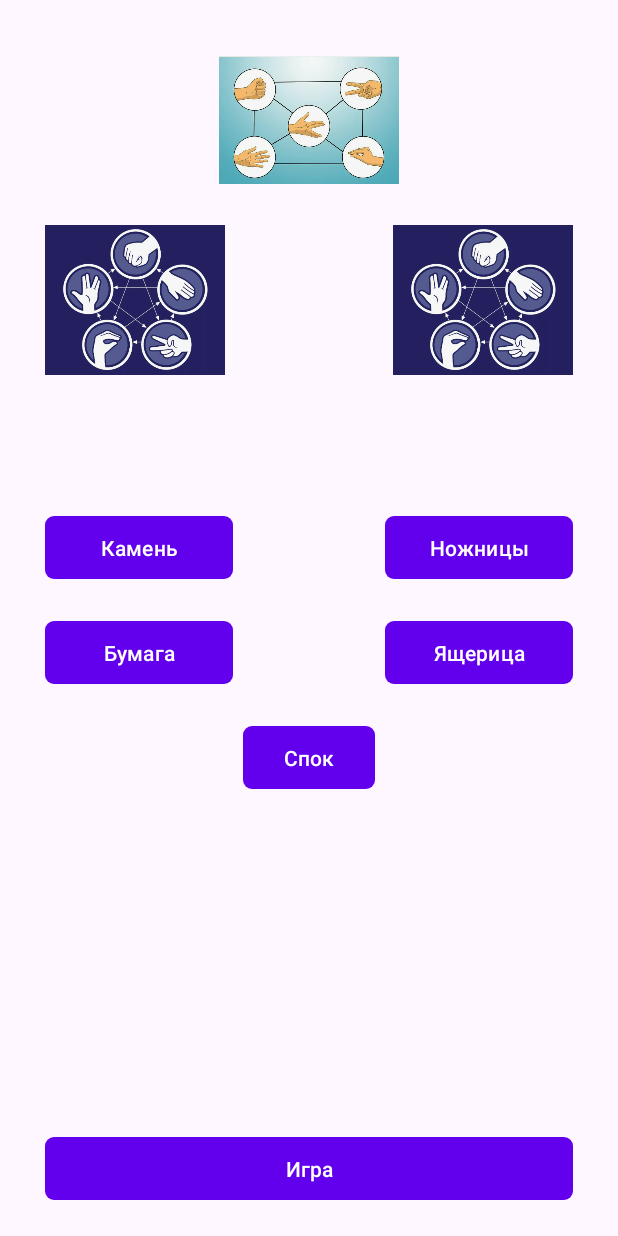
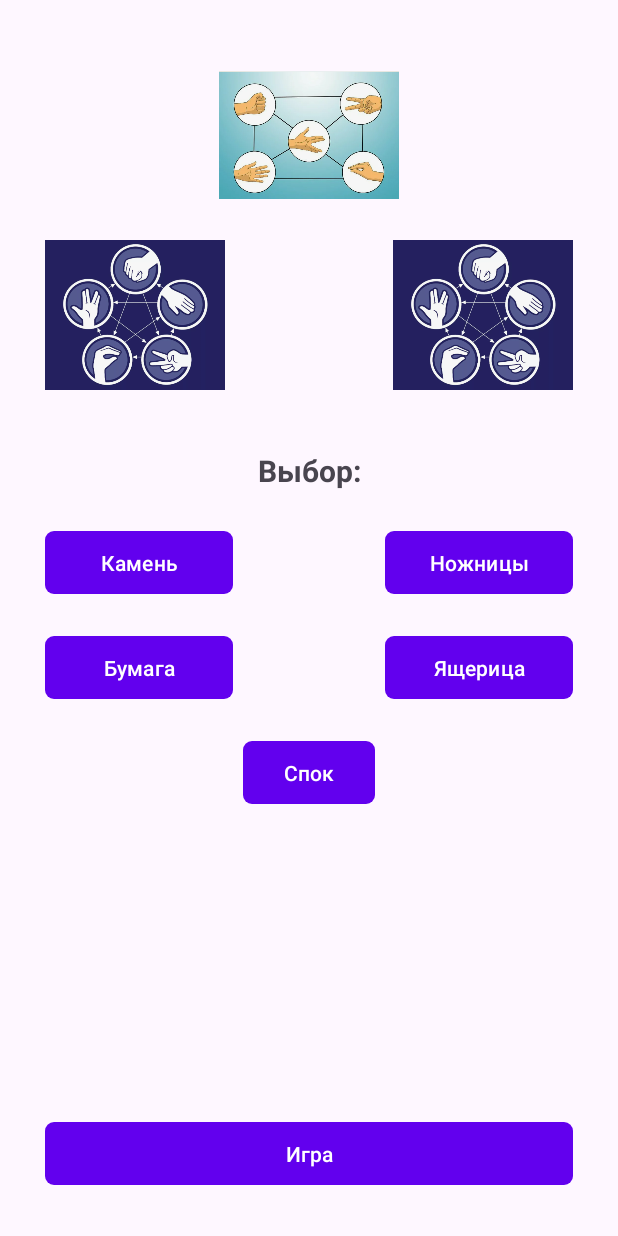
Before and after one commit to hayala124/rock_paper_scissors, an Android app: the layout activity_main.xml on its own in the app's theme, with its tools: preview values and no code run, on a phone screen of 412 x 824 dp. Run offline under Robolectric (Android 15) with nearby library versions, the phone set to English and light mode, and no system bars.

Commit message:
second commit

```diff
--- a/app/src/main/res/layout/activity_main.xml
+++ b/app/src/main/res/layout/activity_main.xml
@@ -4,43 +4,59 @@
     xmlns:tools="http://schemas.android.com/tools"
     android:layout_width="match_parent"
     android:layout_height="match_parent"
-    android:layout_marginTop="20dp"
-    android:layout_marginBottom="20dp"
-    android:layout_marginStart="30dp"
-    android:layout_marginEnd="30dp"
+    android:padding="30dp"
     tools:context=".MainActivity">
 
     <ImageView
         android:id="@+id/image_1"
-        android:layout_width="@dimen/size_image"
-        android:layout_height="@dimen/size_image"
+        style="@style/style_for_image"
         android:src="@drawable/image_game"
         app:layout_constraintTop_toTopOf="parent"
         app:layout_constraintStart_toStartOf="parent"
-        app:layout_constraintBottom_toTopOf="@id/image_2_1"
         app:layout_constraintEnd_toEndOf="parent"/>
 
     <ImageView
         android:id="@+id/image_2_1"
-        android:layout_width="@dimen/size_image"
-        android:layout_height="@dimen/size_image"
+        style="@style/style_for_image"
         android:src="@drawable/image_rule"
         app:layout_constraintStart_toStartOf="parent"
         app:layout_constraintTop_toBottomOf="@id/image_1"/>
 
     <ImageView
         android:id="@+id/image_2_2"
-        android:layout_width="@dimen/size_image"
-        android:layout_height="@dimen/size_image"
+        style="@style/style_for_image"
         android:src="@drawable/image_rule"
         app:layout_constraintEnd_toEndOf="parent"
         app:layout_constraintTop_toBottomOf="@id/image_1"/>
+
+    <TextView
+        style="@style/style_for_text"
+        android:id="@+id/result"
+        android:text="Выбор:"
+        android:visibility="visible"
+        app:layout_constraintStart_toStartOf="parent"
+        app:layout_constraintEnd_toEndOf="parent"
+        app:layout_constraintTop_toBottomOf="@id/image_2_1" />
+
+    <TextView
+        android:id="@+id/textChoiceUser"
+        style="@style/style_for_text"
+        android:text="Пользователя - "
+        app:layout_constraintStart_toStartOf="parent"
+        app:layout_constraintTop_toBottomOf="@id/result" />
+
+    <TextView
+        android:id="@+id/textChoiceComputer"
+        style="@style/style_for_text"
+        android:text="Компьютера - "
+        app:layout_constraintEnd_toEndOf="parent"
+        app:layout_constraintTop_toBottomOf="@id/result" />
 
     <Button
         android:id="@+id/btnRock"
         style="@style/style_for_button"
         android:text="Камень"
-        android:layout_marginTop="80dp"
+        android:layout_marginTop="@dimen/margin_top_for_button_1"
         app:cornerRadius="@dimen/radius_for_button"
         app:layout_constraintStart_toStartOf="parent"
         app:layout_constraintTop_toBottomOf="@id/image_2_1" />
@@ -57,7 +73,7 @@
         android:id="@+id/btnScissors"
         style="@style/style_for_button"
         android:text="Ножницы"
-        android:layout_marginTop="80dp"
+        android:layout_marginTop="@dimen/margin_top_for_button_1"
         app:cornerRadius="@dimen/radius_for_button"
         app:layout_constraintTop_toBottomOf="@id/image_2_2"
         app:layout_constraintEnd_toEndOf="parent"/>
--- a/app/src/main/res/values/colors.xml
+++ b/app/src/main/res/values/colors.xml
@@ -2,4 +2,5 @@
 <resources>
     <color name="black">#FF000000</color>
     <color name="white">#FFFFFFFF</color>
+    <color name="purple">#6200EE</color>
 </resources>
--- a/app/src/main/res/values/dimens.xml
+++ b/app/src/main/res/values/dimens.xml
@@ -1,7 +1,7 @@
 <?xml version="1.0" encoding="utf-8"?>
 <resources>
     <dimen name="size_image">120dp</dimen>
-    <dimen name="margin_for_button_1">80dp</dimen>
-    <dimen name="margin_for_button_2">50dp</dimen>
+    <dimen name="margin_top_for_button_1">80dp</dimen>
+    <dimen name="margin_top_for_button_2">20dp</dimen>
     <dimen name="radius_for_button">6dp</dimen>
 </resources>
--- a/app/src/main/res/values/themes.xml
+++ b/app/src/main/res/values/themes.xml
@@ -10,7 +10,23 @@
     <style name="style_for_button">
         <item name="android:layout_width">125dp</item>
         <item name="android:layout_height">50dp</item>
-        <item name="android:layout_marginTop">20dp</item>
-        <item name="backgroundTint">#6200EE</item>
+        <item name="android:layout_marginTop">@dimen/margin_top_for_button_2</item>
+        <item name="backgroundTint">@color/purple</item>
+        <item name="android:textColor">@color/white</item>
+    </style>
+
+    <style name="style_for_image">
+        <item name="android:layout_width">@dimen/size_image</item>
+        <item name="android:layout_height">@dimen/size_image</item>
+    </style>
+
+    <style name="style_for_text">
+        <item name="android:layout_width">wrap_content</item>
+        <item name="android:layout_height">wrap_content</item>
+        <item name="android:textSize">20sp</item>
+        <item name="android:textStyle">bold</item>
+        <item name="android:layout_marginTop">30dp</item>
+        <item name="android:visibility">invisible</item>
+
     </style>
 </resources>
```
Also changed, not shown: app/src/main/java/com/hayala/rock_paper_scissors/MainActivity.kt (+104 -23 lines).
